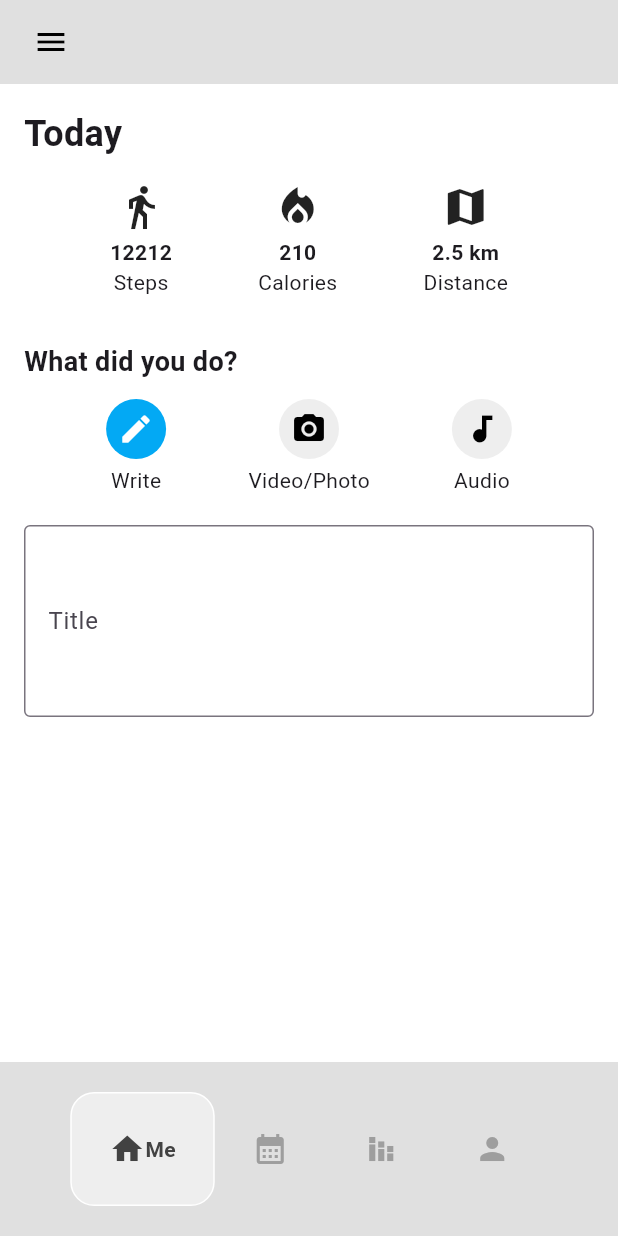
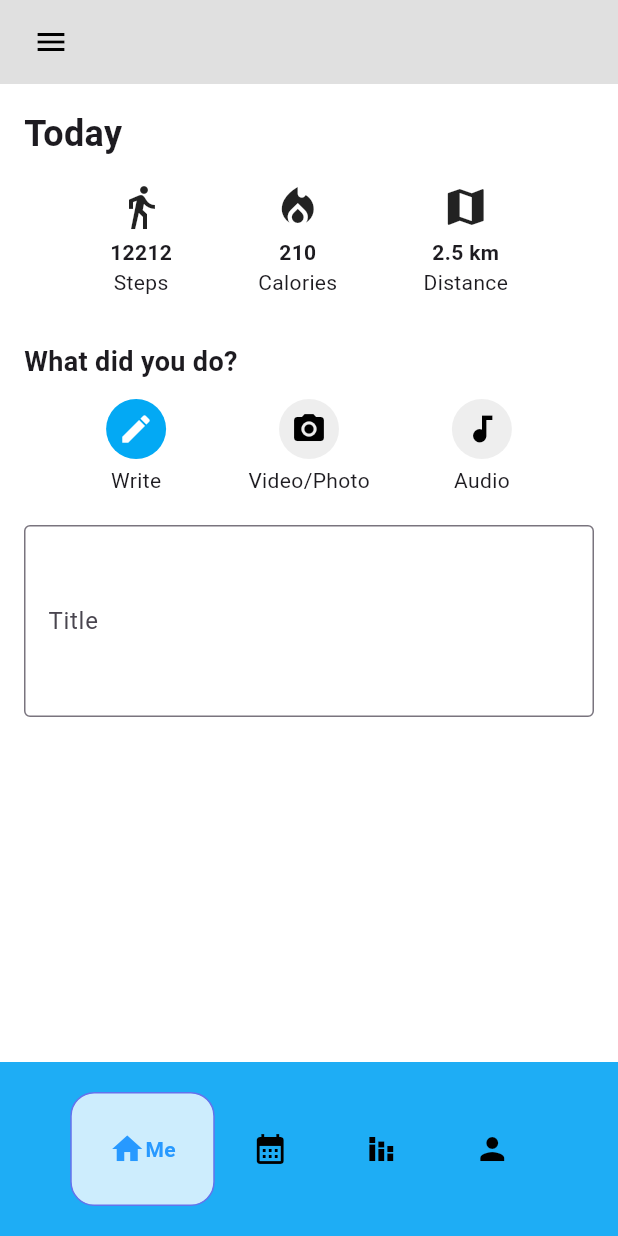
Before and after one commit to henriqueft04/WellTrack, a Flutter app: the HomePage screen opened directly, on a phone screen of 412 x 824 dp. Run offline on Flutter 3.47's test engine with Material 3 defaults, Android fonts, the phone set to English and light mode, and no system bars; drawn by our look-alikes of google_nav_bar; our stand-ins replace table_calendar.

Commit message:
Mudança estética navBar

```diff
--- a/welltrack/lib/components/bottom_nav_bar.dart
+++ b/welltrack/lib/components/bottom_nav_bar.dart
@@ -8,18 +8,23 @@ class MyBottomNavBar extends StatelessWidget {
   @override
   Widget build(BuildContext context) {
     return Container(
+      color: const Color.fromARGB(255, 30, 173, 245), // Cor de fundo
       //Padding between buttons
       padding: EdgeInsets.symmetric(vertical: 20),
       child: GNav(
         //decoration (colors, activecolors and borders)
-        color: Colors.grey[500],
-        activeColor: Colors.grey.shade800,
-        tabActiveBorder: Border.all(color: Colors.white),
-        tabBackgroundColor: Colors.grey.shade200,
+        color: const Color.fromARGB(255, 0, 0, 0),
+        activeColor: const Color(0xFF2799FF),
+        tabActiveBorder: Border.all(
+          color: const Color.fromARGB(255, 101, 114, 236),
+        ),
+
+        // Background color of the active tab
+        tabBackgroundColor: const Color(0xFFCDEDFD),
         mainAxisAlignment: MainAxisAlignment.center,
         tabBorderRadius: 16,
 
-      onTabChange: (value) => onTabChange!(value) ,
+        onTabChange: (value) => onTabChange!(value),
 
         tabs: const [
           //buttons
@@ -27,7 +32,6 @@ class MyBottomNavBar extends StatelessWidget {
           GButton(icon: Icons.calendar_month, text: 'Calendar'),
           GButton(icon: Icons.stacked_bar_chart_sharp, text: 'Stats'),
           GButton(icon: Icons.person, text: 'Profile'),
-
         ],
       ),
     );
```
